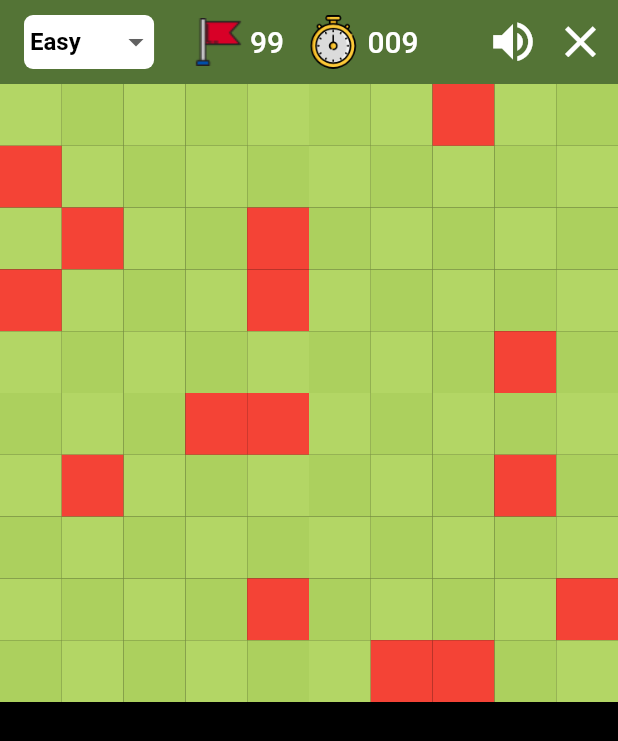
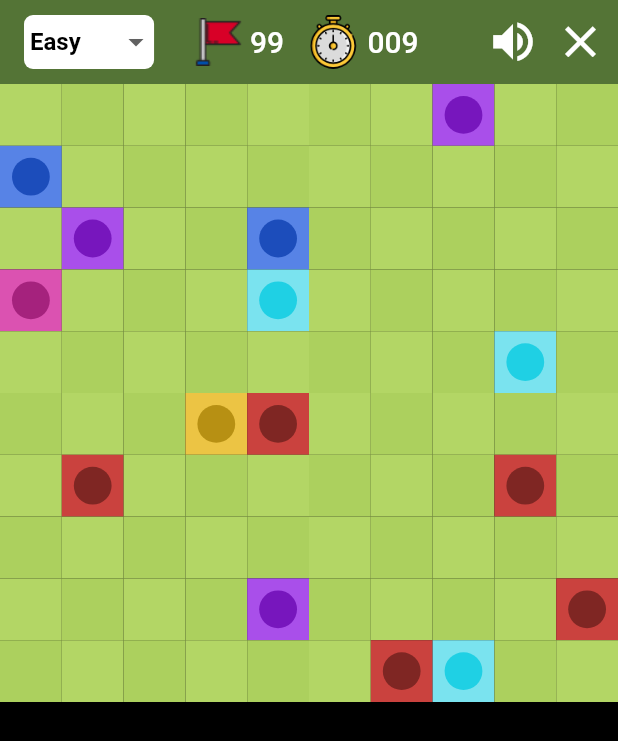
Before and after one commit to recepsenoglu/minesweeper, a Flutter app: the screen it shows after launch, on a phone screen of 412 x 824 dp. Shown: the top 741 px of the screen. Run offline on Flutter 3.47's test engine with Material 2 defaults, Android fonts, the phone set to English and light mode, and no system bars.

Commit message:
Mine blocs designed and color consts added

```diff
--- /dev/null
+++ b/lib/constants/color_consts.dart
@@ -0,0 +1,29 @@
+import 'package:flutter/material.dart';
+
+class GameColors {
+  static const Color _grassLight = Color(0xFFB3D665);
+  static const Color _grassDark = Color(0xFFACD05E);
+
+  static const Color _mine1 = Color(0xFFA94FEA);
+  static const Color _mine2 = Color(0xFFE58A35);
+  static const Color _mine3 = Color(0xFFDB52B1);
+  static const Color _mine4 = Color(0xFF5783E6);
+  static const Color _mine5 = Color(0xFFECC444);
+  static const Color _mine6 = Color(0xFFCA423E);
+  static const Color _mine7 = Color(0xFF7AE3EF);
+
+  static Color get grassLight => _grassLight;
+  static Color get grassDark => _grassDark;
+
+  static List<Color> get mineColors =>
+      [_mine1, _mine2, _mine3, _mine4, _mine5, _mine6, _mine7];
+
+  static Color darken(Color color, [double amount = .2]) {
+    assert(amount >= 0 && amount <= 1);
+
+    final hsl = HSLColor.fromColor(color);
+    final hslDark = hsl.withLightness((hsl.lightness - amount).clamp(0.0, 1.0));
+
+    return hslDark.toColor();
+  }
+}
--- a/lib/view/game_view/mine_field.dart
+++ b/lib/view/game_view/mine_field.dart
@@ -1,4 +1,5 @@
 import 'package:flutter/material.dart';
+import 'package:minesweeper/constants/color_consts.dart';
 import 'package:minesweeper/controller/game_controller.dart';
 import 'package:minesweeper/model/tile_model.dart';
 import 'package:provider/provider.dart';
@@ -51,8 +52,8 @@ class Grass extends StatelessWidget {
       decoration: BoxDecoration(
         color: index % 2 == 0 && (index / 10).floor() % 2 == 0 ||
                 index % 2 != 0 && (index / 10).floor() % 2 != 0
-            ? const Color(0xFFB3D665)
-            : const Color(0xFFACD05E),
+            ? GameColors.grassLight
+            : GameColors.grassDark,
       ),
     );
   }
@@ -64,9 +65,13 @@ class Mine extends StatelessWidget {
 
   @override
   Widget build(BuildContext context) {
+    Color mineColor = GameColors.mineColors[index % 7];
     return Container(
-      decoration: const BoxDecoration(
-        color: Colors.red,
+      alignment: Alignment.center,
+      padding: const EdgeInsets.all(8),
+      decoration: BoxDecoration(color: mineColor),
+      child: CircleAvatar(
+        backgroundColor: GameColors.darken(mineColor),
       ),
     );
   }
```
